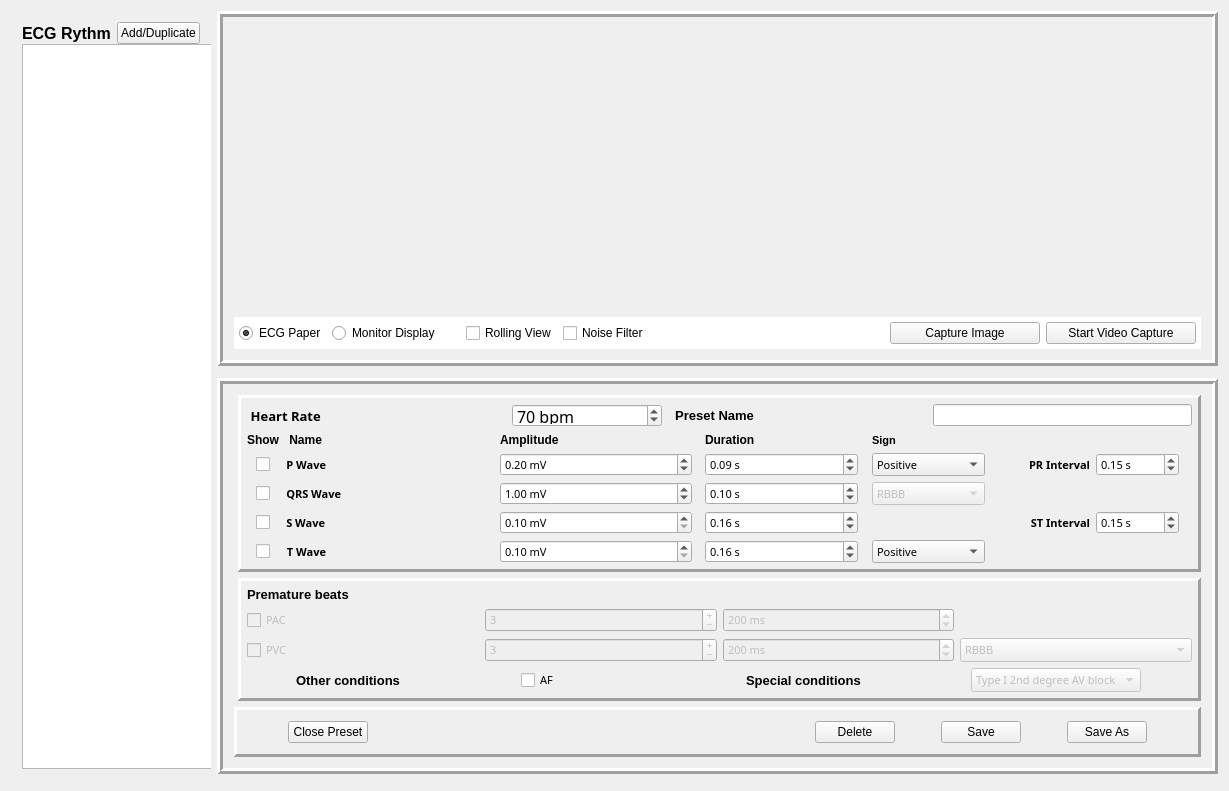
Before: the Qt Designer form mymainwindow.ui in tushagarwal/SimECG, drawn with Qt 5.
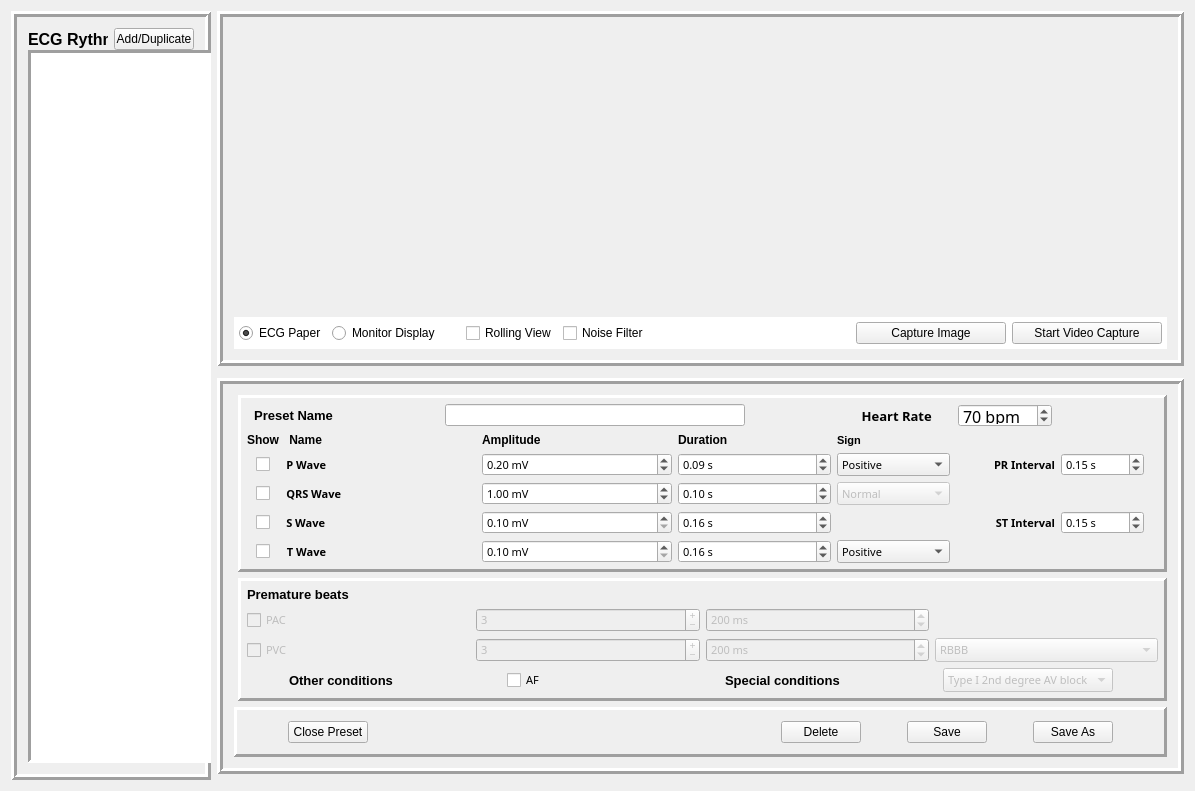
After: the same form once the commit is applied. Icons and pictures are not drawn. Custom widgets are drawn as their Qt base class.

```diff
--- a/mymainwindow.ui
+++ b/mymainwindow.ui
@@ -6,7 +6,7 @@
    <rect>
     <x>0</x>
     <y>0</y>
-    <width>1229</width>
+    <width>1195</width>
     <height>791</height>
    </rect>
   </property>
@@ -218,78 +218,6 @@
       </layout>
      </widget>
     </item>
-    <item row="0" column="0" rowspan="4">
-     <widget class="QFrame" name="PresetFrame">
-      <property name="minimumSize">
-       <size>
-        <width>200</width>
-        <height>400</height>
-       </size>
-      </property>
-      <property name="maximumSize">
-       <size>
-        <width>300</width>
-        <height>16777215</height>
-       </size>
-      </property>
-      <layout class="QVBoxLayout" name="PresetLayout">
-       <property name="spacing">
-        <number>0</number>
-       </property>
-       <property name="sizeConstraint">
-        <enum>QLayout::SetDefaultConstraint</enum>
-       </property>
-       <item>
-        <layout class="QHBoxLayout" name="horizontalLayout">
-         <item>
-          <widget class="QLabel" name="label_2">
-           <property name="font">
-            <font>
-             <pointsize>12</pointsize>
-             <weight>75</weight>
-             <italic>false</italic>
-             <bold>true</bold>
-            </font>
-           </property>
-           <property name="text">
-            <string>ECG Rythms</string>
-           </property>
-          </widget>
-         </item>
-         <item>
-          <widget class="QPushButton" name="AddPreset">
-           <property name="maximumSize">
-            <size>
-             <width>100</width>
-             <height>16777215</height>
-            </size>
-           </property>
-           <property name="text">
-            <string>Add/Duplicate</string>
-           </property>
-          </widget>
-         </item>
-        </layout>
-       </item>
-       <item>
-        <widget class="QListWidget" name="presetListWidget">
-         <property name="minimumSize">
-          <size>
-           <width>200</width>
-           <height>0</height>
-          </size>
-         </property>
-         <property name="maximumSize">
-          <size>
-           <width>300</width>
-           <height>16777215</height>
-          </size>
-         </property>
-        </widget>
-       </item>
-      </layout>
-     </widget>
-    </item>
     <item row="2" column="2">
      <widget class="QFrame" name="ParameterFrame">
       <property name="styleSheet">
@@ -363,7 +291,7 @@
                <property name="bottomMargin">
                 <number>0</number>
                </property>
-               <item row="0" column="1">
+               <item row="0" column="5">
                 <widget class="QSpinBox" name="heartratespinBox">
                  <property name="sizePolicy">
                   <sizepolicy hsizetype="Fixed" vsizetype="Fixed">
@@ -417,7 +345,20 @@
                  </property>
                 </widget>
                </item>
-               <item row="0" column="2">
+               <item row="0" column="1">
+                <spacer name="horizontalSpacer_15">
+                 <property name="orientation">
+                  <enum>Qt::Horizontal</enum>
+                 </property>
+                 <property name="sizeHint" stdset="0">
+                  <size>
+                   <width>40</width>
+                   <height>20</height>
+                  </size>
+                 </property>
+                </spacer>
+               </item>
+               <item row="0" column="0">
                 <widget class="QLabel" name="PresetNameLabel">
                  <property name="sizePolicy">
                   <sizepolicy hsizetype="Preferred" vsizetype="Preferred">
@@ -438,7 +379,36 @@
                  </property>
                 </widget>
                </item>
-               <item row="0" column="0" alignment="Qt::AlignLeft">
+               <item row="0" column="3">
+                <spacer name="horizontalSpacer_16">
+                 <property name="orientation">
+                  <enum>Qt::Horizontal</enum>
+                 </property>
+                 <property name="sizeHint" stdset="0">
+                  <size>
+                   <width>40</width>
+                   <height>20</height>
+                  </size>
+                 </property>
+                </spacer>
+               </item>
+               <item row="0" column="2">
+                <widget class="QLineEdit" name="PresetNameEdit">
+                 <property name="sizePolicy">
+                  <sizepolicy hsizetype="Preferred" vsizetype="Fixed">
+                   <horstretch>0</horstretch>
+                   <verstretch>0</verstretch>
+                  </sizepolicy>
+                 </property>
+                 <property name="minimumSize">
+                  <size>
+                   <width>300</width>
+                   <height>0</height>
+                  </size>
+                 </property>
+                </widget>
+               </item>
+               <item row="0" column="4" alignment="Qt::AlignLeft">
                 <widget class="QLabel" name="heartratelabel">
                  <property name="enabled">
                   <bool>true</bool>
@@ -465,15 +435,18 @@
                  </property>
                 </widget>
                </item>
-               <item row="0" column="3">
-                <widget class="QLineEdit" name="PresetNameEdit">
-                 <property name="sizePolicy">
-                  <sizepolicy hsizetype="Preferred" vsizetype="Fixed">
-                   <horstretch>0</horstretch>
-                   <verstretch>0</verstretch>
-                  </sizepolicy>
+               <item row="0" column="6">
+                <spacer name="horizontalSpacer_14">
+                 <property name="orientation">
+                  <enum>Qt::Horizontal</enum>
                  </property>
-                </widget>
+                 <property name="sizeHint" stdset="0">
+                  <size>
+                   <width>40</width>
+                   <height>20</height>
+                  </size>
+                 </property>
+                </spacer>
                </item>
               </layout>
              </widget>
@@ -1069,8 +1042,11 @@
                  <property name="toolTip">
                   <string comment="Tooltip">Defines the morphology of the QRS complex. Can be set as normal intarventricular conduction, intraventricular conduction disturbance with RBBB or as intraventricular conduction disturbance with LBBB. </string>
                  </property>
+                 <property name="currentText">
+                  <string>Normal</string>
+                 </property>
                  <property name="currentIndex">
-                  <number>1</number>
+                  <number>0</number>
                  </property>
                  <item>
                   <property name="text">
@@ -2059,6 +2035,93 @@
       </layout>
      </widget>
     </item>
+    <item row="0" column="0" rowspan="4" colspan="2">
+     <widget class="QFrame" name="PresetFrame">
+      <property name="minimumSize">
+       <size>
+        <width>200</width>
+        <height>400</height>
+       </size>
+      </property>
+      <property name="maximumSize">
+       <size>
+        <width>300</width>
+        <height>16777215</height>
+       </size>
+      </property>
+      <property name="frameShape">
+       <enum>QFrame::Box</enum>
+      </property>
+      <property name="frameShadow">
+       <enum>QFrame::Raised</enum>
+      </property>
+      <property name="lineWidth">
+       <number>3</number>
+      </property>
+      <layout class="QVBoxLayout" name="PresetLayout">
+       <property name="spacing">
+        <number>0</number>
+       </property>
+       <property name="sizeConstraint">
+        <enum>QLayout::SetDefaultConstraint</enum>
+       </property>
+       <item>
+        <layout class="QHBoxLayout" name="horizontalLayout">
+         <item>
+          <widget class="QLabel" name="label_2">
+           <property name="font">
+            <font>
+             <pointsize>12</pointsize>
+             <weight>75</weight>
+             <italic>false</italic>
+             <bold>true</bold>
+            </font>
+           </property>
+           <property name="text">
+            <string>ECG Rythms</string>
+           </property>
+          </widget>
+         </item>
+         <item>
+          <widget class="QPushButton" name="AddPreset">
+           <property name="maximumSize">
+            <size>
+             <width>100</width>
+             <height>16777215</height>
+            </size>
+           </property>
+           <property name="text">
+            <string>Add/Duplicate</string>
+           </property>
+          </widget>
+         </item>
+        </layout>
+       </item>
+       <item>
+        <widget class="QListWidget" name="presetListWidget">
+         <property name="minimumSize">
+          <size>
+           <width>200</width>
+           <height>0</height>
+          </size>
+         </property>
+         <property name="maximumSize">
+          <size>
+           <width>300</width>
+           <height>16777215</height>
+          </size>
+         </property>
+         <property name="frameShape">
+          <enum>QFrame::Panel</enum>
+         </property>
+         <property name="lineWidth">
+          <number>3</number>
+         </property>
+        </widget>
+       </item>
+      </layout>
+     </widget>
+    </item>
    </layout>
   </widget>
   <action name="action_Exit">
```
